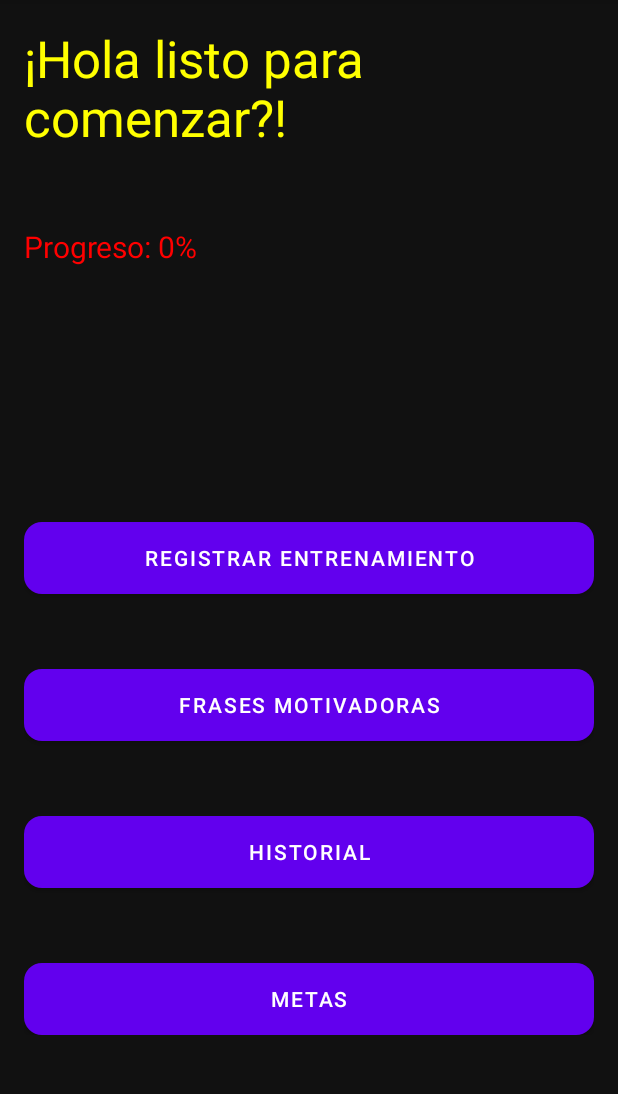
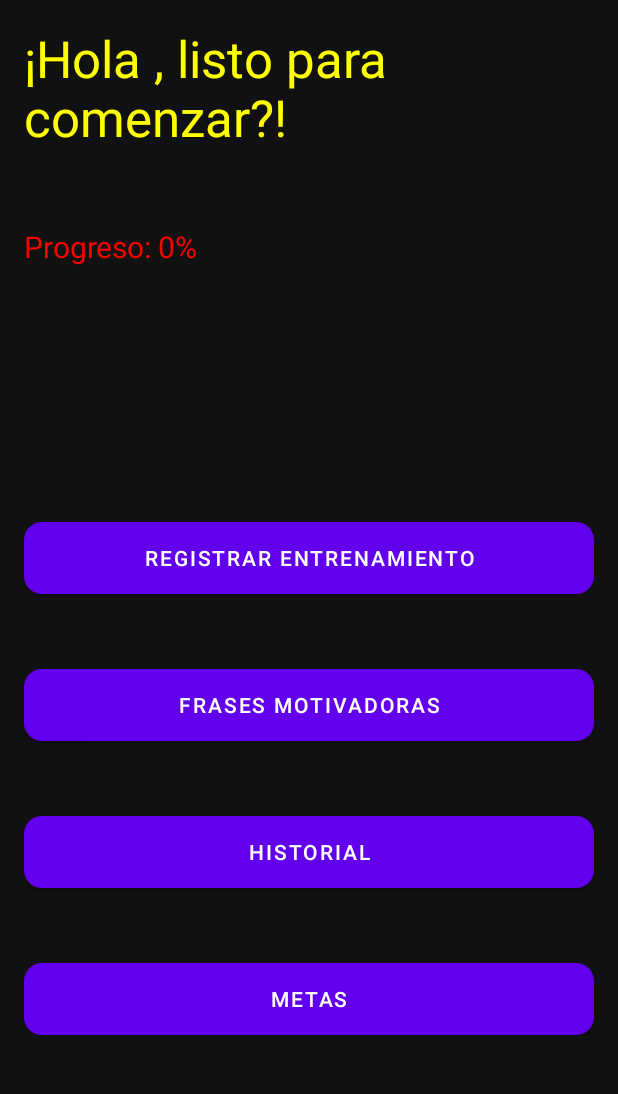
Before and after one commit to alosslessdev/Parcial1ds6, an Android app: the screen it shows after launch (pantallaPrincipal), after a tap on "INGRESAR", on a phone screen of 412 x 824 dp, the part 84-1178 px from its top. Run offline under Robolectric (Android 15) with nearby library versions, the phone set to English and light mode, and no system bars.

Commit message:
Error de no poder hacer login despues de presionar el boton registrar

```diff
--- a/app/src/main/java/com/example/dailymotivation/MainActivity.java
+++ b/app/src/main/java/com/example/dailymotivation/MainActivity.java
@@ -37,11 +37,12 @@ public class MainActivity extends AppCompatActivity {
 
     private void LogueadoActualmente(){
         SharedPreferences estaLogueado = getSharedPreferences("estaLogueado", Context.MODE_PRIVATE);
-        String estadoLogueado = estaLogueado.getString("logueado", "");
-        if (estadoLogueado.equals(Integer.toString(1))){
+        int estadoLogueado = estaLogueado.getInt("logueado", 0); // leer como int
+        if (estadoLogueado == 1){
             startActivity(new Intent(this, pantallaPrincipal.class));
         }
     }
+
 
     public void Login(View v){
         String nombreLocal = nombre.getText().toString();
--- a/app/src/main/java/com/example/dailymotivation/pantallaPrincipal.java
+++ b/app/src/main/java/com/example/dailymotivation/pantallaPrincipal.java
@@ -1,5 +1,6 @@
 package com.example.dailymotivation;
 
+import android.annotation.SuppressLint;
 import android.content.Context;
 import android.content.Intent;
 import android.content.SharedPreferences;
@@ -23,24 +24,32 @@ public class pantallaPrincipal extends AppCompatActivity {
         super.onCreate(savedInstanceState);
         EdgeToEdge.enable(this);
         setContentView(R.layout.activity_pantalla_principal);
+
         ViewCompat.setOnApplyWindowInsetsListener(findViewById(R.id.main), (v, insets) -> {
             Insets systemBars = insets.getInsets(WindowInsetsCompat.Type.systemBars());
             v.setPadding(systemBars.left, systemBars.top, systemBars.right, systemBars.bottom);
             return insets;
         });
-        this.Inicializar();
-        this.ObtenerNombre();
+
+        this.ObtenerNombre();     // primero obtenemos el nombre
+        this.Inicializar();       // luego lo usamos
     }
 
+    @SuppressLint("SetTextI18n")
     private void Inicializar(){
-        TextView meta = (TextView)findViewById(R.id.textMeta);
+        TextView meta = findViewById(R.id.textMeta);
         meta.setText("Progreso: " + progreso + "%");
+
+        TextView saludo = findViewById(R.id.textSaludo);
+        saludo.setText("¡Hola " + nombre + ", listo para comenzar?!");
     }
+
     public void ObtenerNombre(){
         SharedPreferences verNombre = getSharedPreferences("estaLogueado", Context.MODE_PRIVATE);
-        nombre = verNombre.getString(nombre, "");
-//test
+        nombre = verNombre.getString("nombre", "Usuario");
     }
+
+
 
     public void abrirEntrenamiento(View view){
         startActivity(new Intent(this, registro.class));
```
